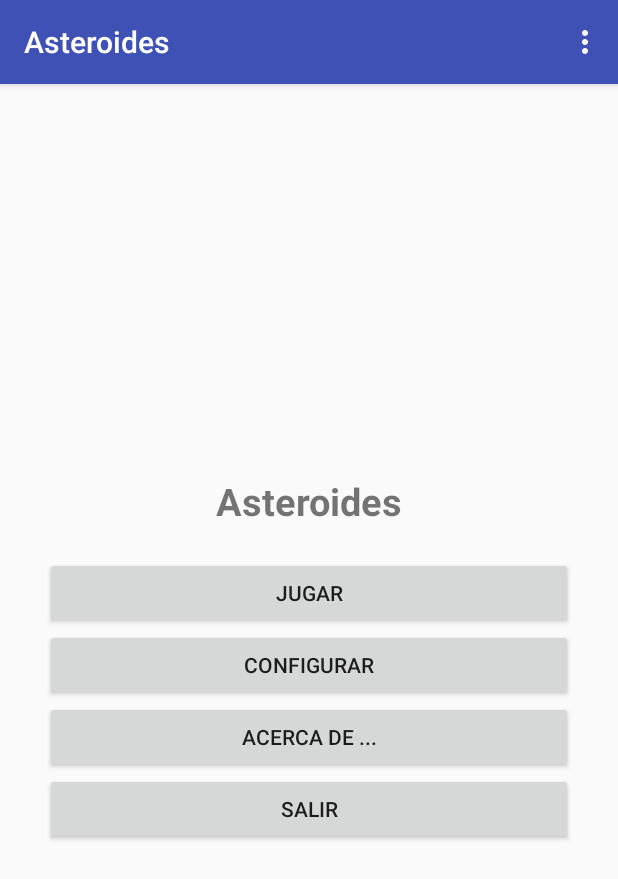
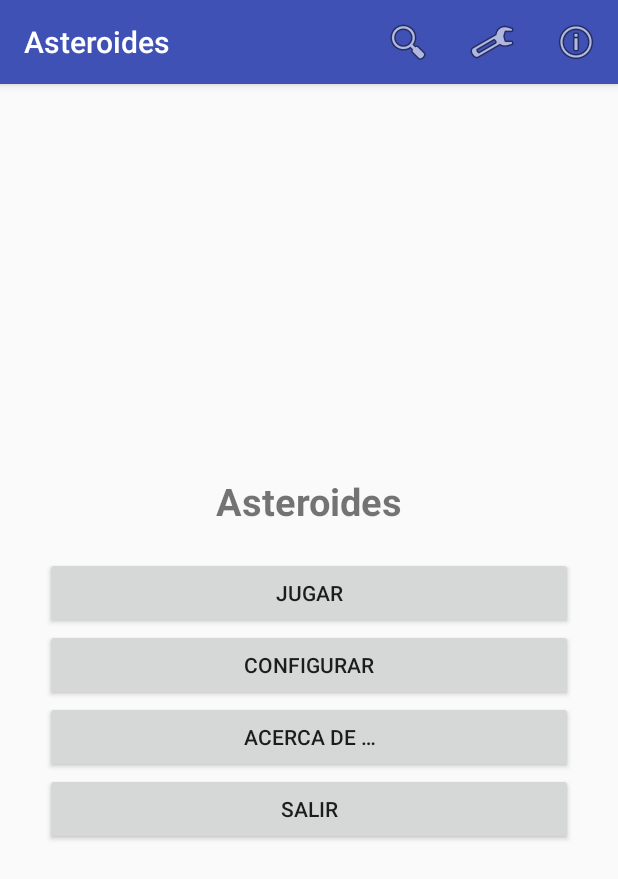
Before and after one commit to Fran250581/Asteroides, an Android app: the screen it shows after launch (MainActivity), on a phone screen of 412 x 824 dp. Shown: the top 879 px of the screen. Run offline under Robolectric (Android 15) with nearby library versions, the phone set to English and light mode, and no system bars.

Commit message:
Commit 4 - ActionBar.

```diff
--- a/app/src/main/java/com/example/fran/asteroides/MainActivity.java
+++ b/app/src/main/java/com/example/fran/asteroides/MainActivity.java
@@ -30,7 +30,8 @@ public class MainActivity extends AppCompatActivity implements View.OnClickListe
         // Inflate the menu;
         // this adds items to the action bar if it is present.
         super.onCreateOptionsMenu(menu);
-        getMenuInflater().inflate(R.menu.menu_main, menu);
+        //getMenuInflater().inflate(R.menu.menu_main, menu);
+        getMenuInflater().inflate(R.menu.bar_menu, menu);
         return true;
     }
 
--- /dev/null
+++ b/app/src/main/res/menu/bar_menu.xml
@@ -0,0 +1,24 @@
+<?xml version="1.0" encoding="utf-8"?>
+<menu xmlns:android="http://schemas.android.com/apk/res/android"
+    xmlns:app="http://schemas.android.com/apk/res-auto"
+    xmlns:tools="http://schemas.android.com/tools"
+    tools:context=".MainActivity">
+    <item android:id="@+id/config"
+        android:title="@string/btn_configurar"
+        android:icon="@android:drawable/ic_menu_preferences"
+        android:orderInCategory="95"
+        app:showAsAction="ifRoom">
+    </item>
+    <item android:id="@+id/acercaDe"
+        android:title="@string/btn_acerca_de"
+        android:icon="@android:drawable/ic_menu_info_details"
+        app:showAsAction="ifRoom|withText"
+        android:orderInCategory="100">
+    </item>
+    <item android:id="@+id/menu_buscar"
+        app:showAsAction="always|collapseActionView"
+        android:icon="@android:drawable/ic_menu_search"
+        android:title="@string/buscar"
+        android:orderInCategory="90">
+    </item>
+</menu>
--- a/app/src/main/res/values/strings.xml
+++ b/app/src/main/res/values/strings.xml
@@ -4,12 +4,13 @@
     <!-- Menú principal. -->
     <string name="Jugar">JUGAR</string>
     <string name="Configurar">CONFIGURAR</string>
-    <string name="Acercade">ACERCA DE ...</string>
+    <string name="Acercade">ACERCA DE …</string>
     <string name="Salir">SALIR</string>
 
     <!-- Tecla menú. -->
     <string name="btn_configurar">Configurar</string>
-    <string name="btn_acerca_de">Acerca de  ...</string>
+    <string name="btn_acerca_de">Acerca de …</string>
+    <string name="buscar">Buscar</string>
 
     <!-- Diálogo Acerca de... -->
     <string name="acercaDe" translatable="false">
```
Also changed, not shown: 2 other files.
